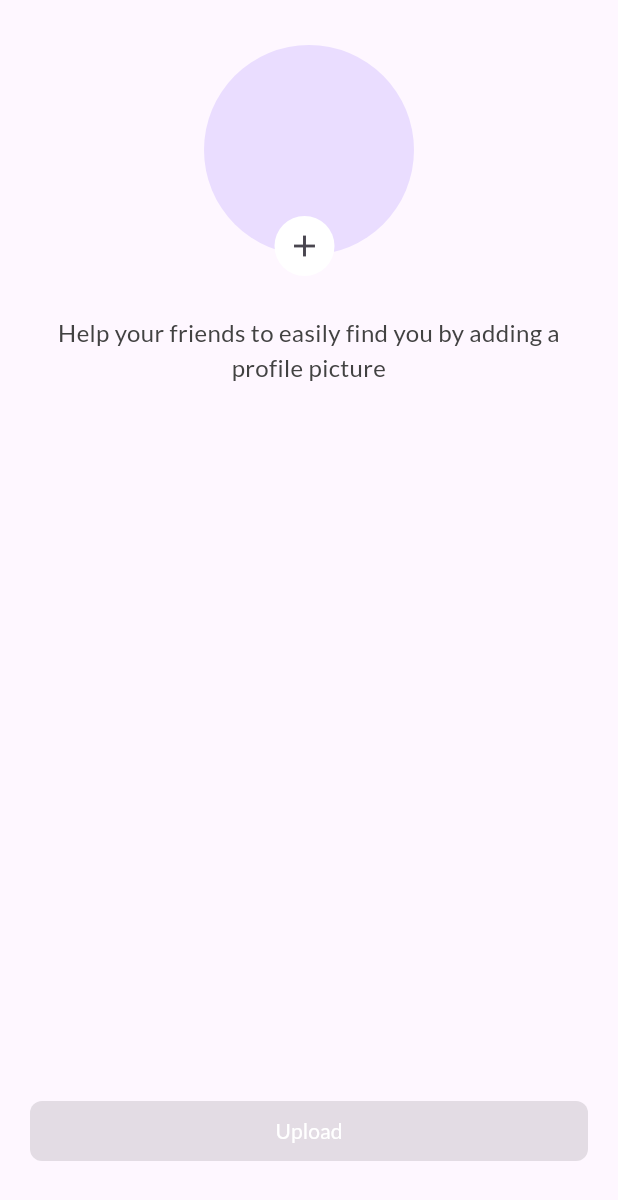
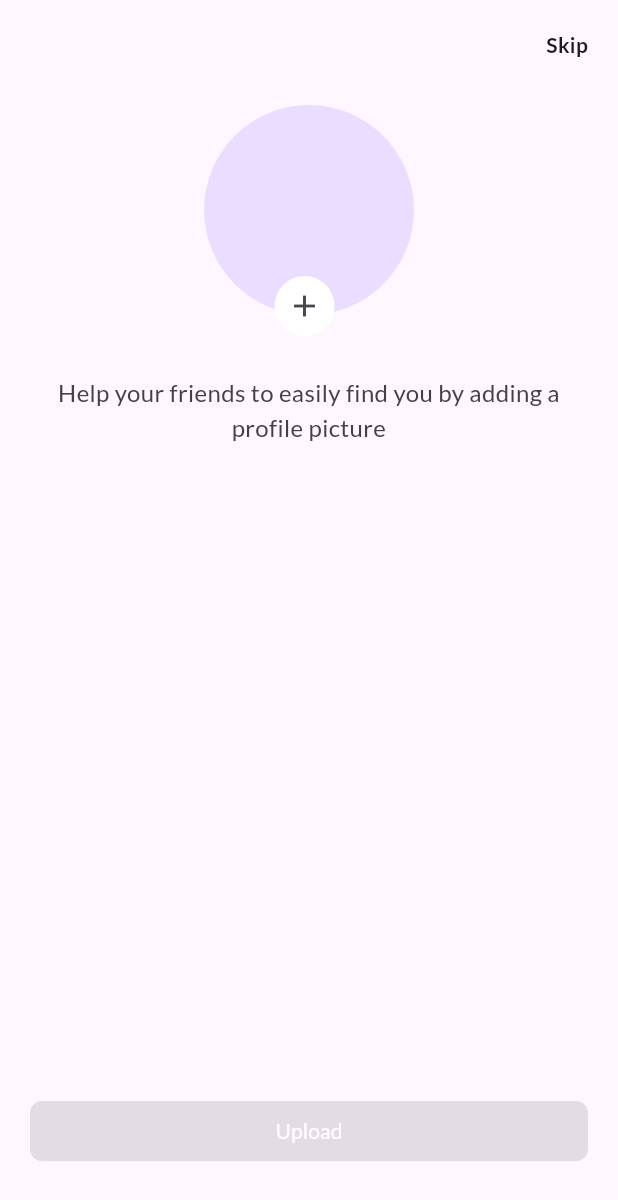
Before and after one commit to imdadAdelabou/docs.ai, a Flutter app: the UploadPicture screen opened directly, on a phone screen of 412 x 824 dp. Shown: the top 1200 px of the screen. Run offline on Flutter 3.47's test engine with Material 3 defaults, Android fonts, the phone set to English and light mode, and no system bars; our stand-ins replace cached_network_image, dio, firebase_core, firebase_storage, flutter_riverpod, gap and 6 more; missing offline and left inert: flutter_quill; accounts and stored records are empty.

Commit message:
[FEAT] Add a skip label to skip the upload profile picture process

```diff
--- a/lib/screens/picture/upload_picture_mobile_view.dart
+++ b/lib/screens/picture/upload_picture_mobile_view.dart
@@ -84,6 +84,22 @@ class _UploadPictureMobileViewState
     return Center(
       child: Column(
         children: <Widget>[
+          const Gap(20),
+          Padding(
+            padding: const EdgeInsets.only(right: 20),
+            child: Align(
+              alignment: Alignment.topRight,
+              child: InkWell(
+                onTap: () => Routemaster.of(context).replace('/'),
+                child: Text(
+                  AppText.skip,
+                  style: GoogleFonts.lato(
+                    fontWeight: FontWeight.w700,
+                  ),
+                ),
+              ),
+            ),
+          ),
           const Gap(30),
           Stack(
             clipBehavior: Clip.none,
--- a/lib/utils/app_text.dart
+++ b/lib/utils/app_text.dart
@@ -18,4 +18,7 @@ class AppText {
 
   /// Contains the cta upload text
   static const String upload = 'Upload';
+
+  /// Contains the skip label
+  static const String skip = 'Skip';
 }
```
